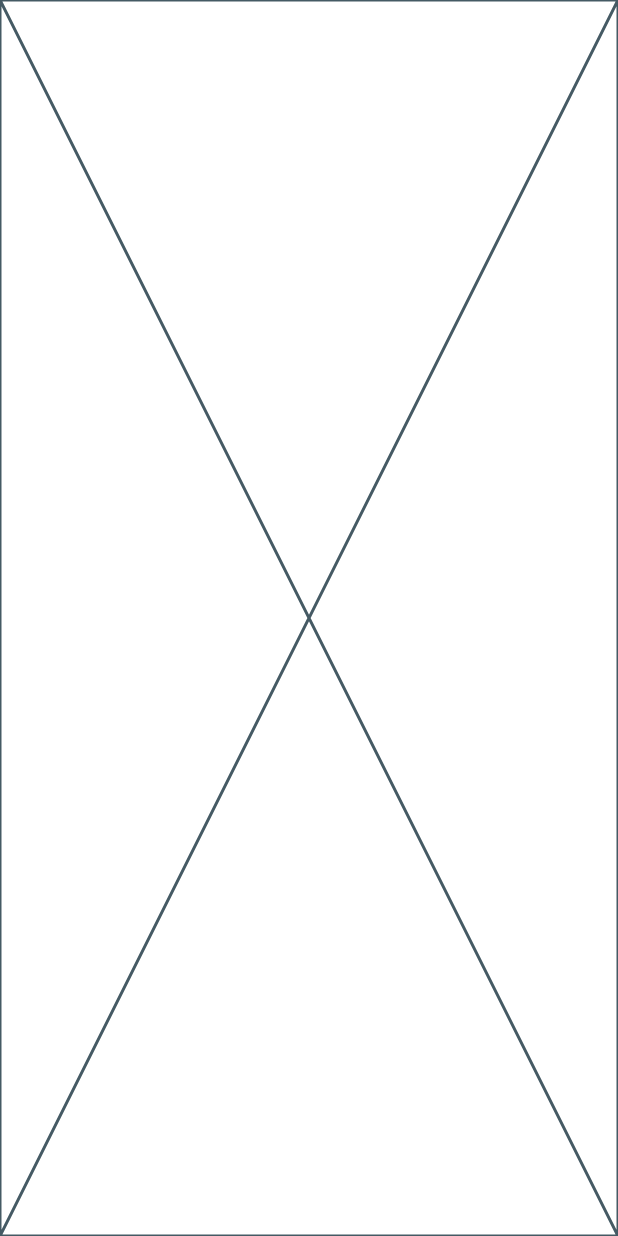
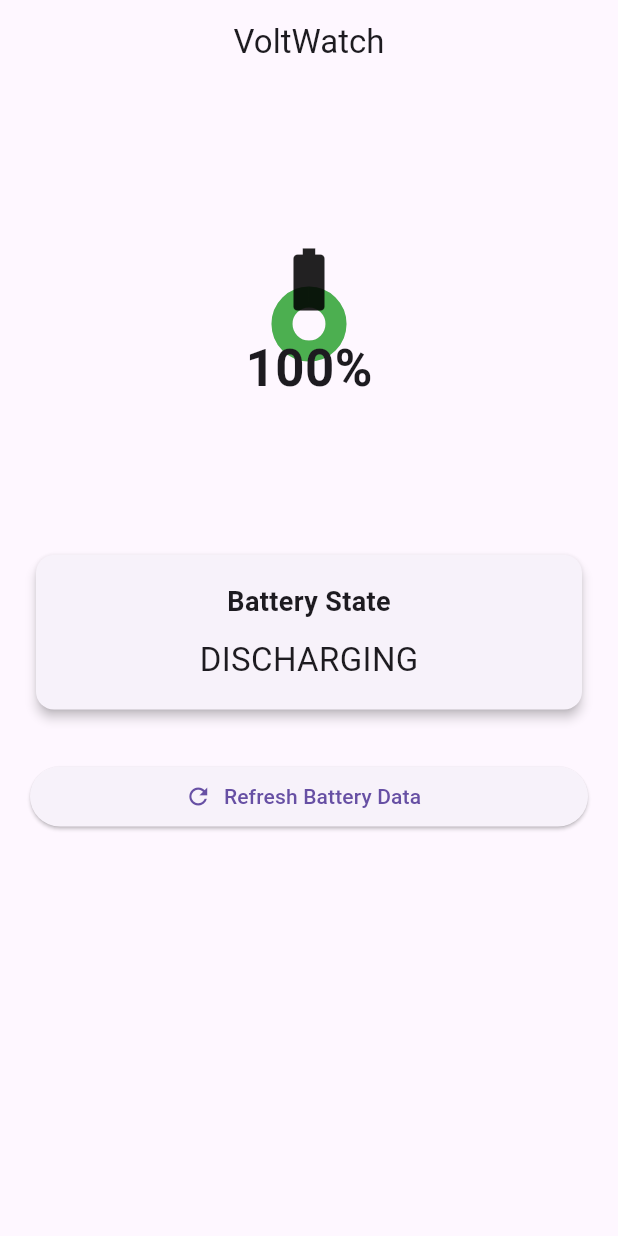
Before and after one commit to PranavKhandelwal1/voltwatch, a Flutter app: the screen it shows after launch, on a phone screen of 412 x 824 dp. Run offline on Flutter 3.47's test engine with Material 3 defaults, Android fonts, the phone set to English and light mode, and no system bars; our stand-ins replace battery_plus, flutter_riverpod, hive, hive_flutter; accounts and stored records are empty.

Commit message:
Build battery dashboard UI

```diff
--- a/lib/presentation/screens/dashboard_screen.dart
+++ b/lib/presentation/screens/dashboard_screen.dart
@@ -1,15 +1,93 @@
 import 'package:flutter/material.dart';
+import 'package:flutter_riverpod/flutter_riverpod.dart';
+import '../viewmodels/battery_provider.dart';
+import '../widgets/battery_gauge.dart';
 
-class DashboardScreen extends StatefulWidget {
+/// Main dashboard screen
+class DashboardScreen extends ConsumerWidget {
   const DashboardScreen({super.key});
 
   @override
-  State<DashboardScreen> createState() => _DashboardScreen();
-}
+  Widget build(BuildContext context, WidgetRef ref) {
+    final batteryLevel = ref.watch(batteryLevelProvider);
+    final batteryState = ref.watch(batteryStateProvider);
 
-class _DashboardScreen extends State<DashboardScreen> {
-  @override
-  Widget build(BuildContext context) {
-    return const Placeholder();
+    return Scaffold(
+      appBar: AppBar(
+        title: const Text("VoltWatch"),
+        centerTitle: true,
+      ),
+      body: RefreshIndicator(
+        onRefresh: () async {
+          // Refresh providers manually
+          ref.invalidate(batteryLevelProvider);
+          ref.invalidate(batteryStateProvider);
+        },
+        child: ListView(
+          padding: const EdgeInsets.all(20),
+          children: [
+            const SizedBox(height: 30),
+
+            // Battery Gauge
+            batteryLevel.when(
+              data: (level) => Center(
+                child: BatteryGauge(
+                  batteryLevel: level,
+                ),
+              ),
+              loading: () =>
+                  const Center(child: CircularProgressIndicator()),
+              error: (error, stack) =>
+                  Center(child: Text(error.toString())),
+            ),
+
+            const SizedBox(height: 40),
+
+            // Battery State
+            batteryState.when(
+              data: (state) => Card(
+                elevation: 3,
+                child: Padding(
+                  padding: const EdgeInsets.all(18),
+                  child: Column(
+                    children: [
+                      const Text(
+                        "Battery State",
+                        style: TextStyle(
+                          fontSize: 18,
+                          fontWeight: FontWeight.bold,
+                        ),
+                      ),
+                      const SizedBox(height: 10),
+                      Text(
+                        state.name.toUpperCase(),
+                        style: const TextStyle(
+                          fontSize: 22,
+                        ),
+                      ),
+                    ],
+                  ),
+                ),
+              ),
+              loading: () =>
+                  const Center(child: CircularProgressIndicator()),
+              error: (error, stack) =>
+                  Center(child: Text(error.toString())),
+            ),
+
+            const SizedBox(height: 30),
+
+            ElevatedButton.icon(
+              onPressed: () {
+                ref.invalidate(batteryLevelProvider);
+                ref.invalidate(batteryStateProvider);
+              },
+              icon: const Icon(Icons.refresh),
+              label: const Text("Refresh Battery Data"),
+            ),
+          ],
+        ),
+      ),
+    );
   }
 }
```
